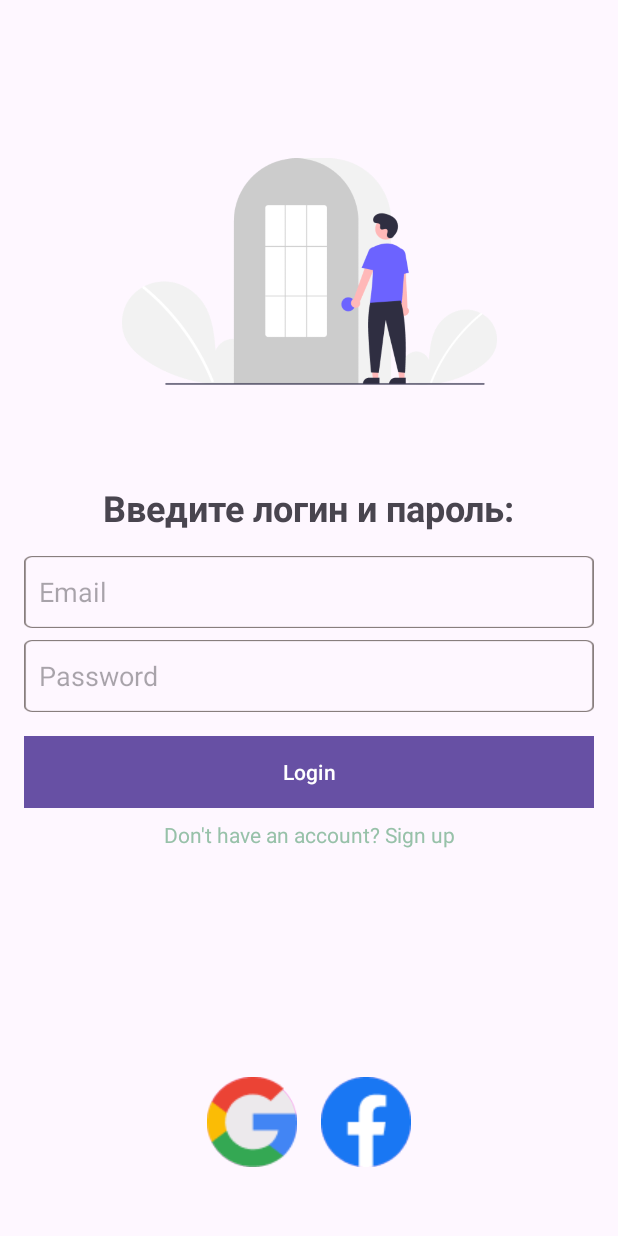
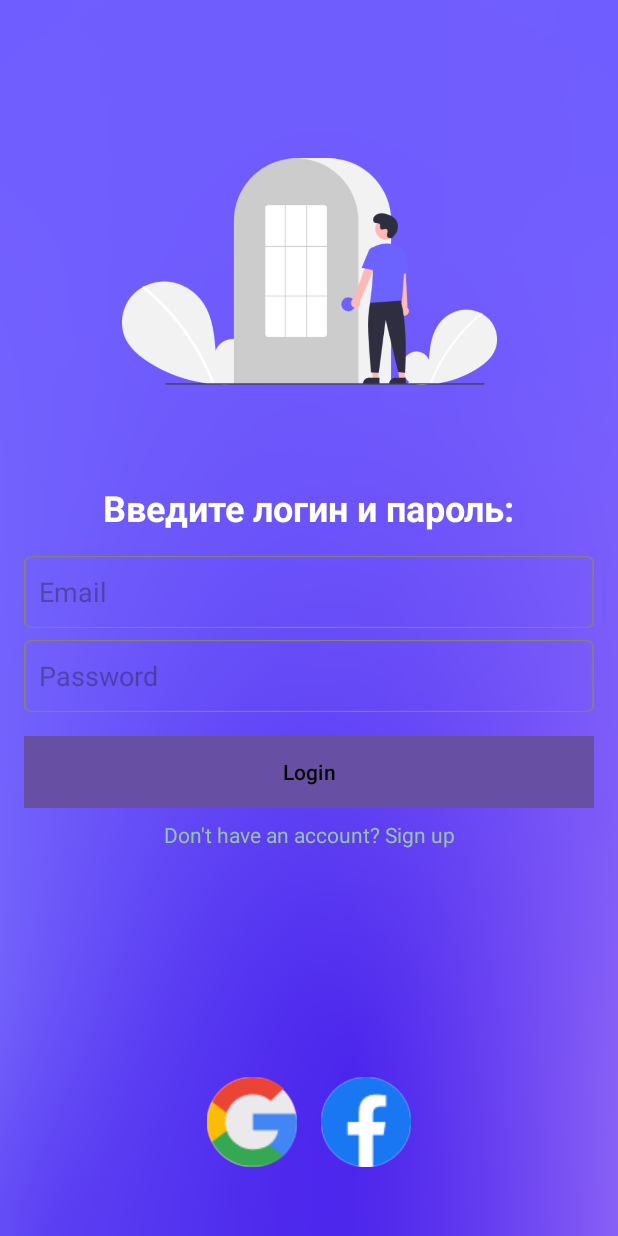
Before and after one commit to pugaciova/KidCodeMentorApp, an Android app: the LoginActivity screen opened directly, with no data from a screen before it, on a phone screen of 412 x 824 dp. Run offline under Robolectric (Android 15) with nearby library versions, the phone set to English and light mode, and no system bars.

Commit message:
modified activity_main and activity_login adding background

```diff
--- a/app/src/main/res/layout/activity_login.xml
+++ b/app/src/main/res/layout/activity_login.xml
@@ -6,7 +6,9 @@
     android:layout_width="match_parent"
     android:layout_height="match_parent"
     android:padding="16dp"
-    tools:context=".LoginActivity">
+    tools:context=".LoginActivity"
+    android:background="@drawable/background"
+    android:gravity="center">
 
     <ImageView
         android:id="@+id/logo"
@@ -24,6 +26,7 @@
         android:layout_width="wrap_content"
         android:layout_height="wrap_content"
         android:text="Введите логин и пароль:"
+        android:textColor="@android:color/white"
         android:textSize="24sp"
         android:textStyle="bold"
         app:layout_constraintTop_toBottomOf="@id/logo"
@@ -37,6 +40,7 @@
         android:layout_height="48dp"
         android:hint="Email"
         android:background="@drawable/edittext_background"
+        android:textColor="@android:color/white"
         android:padding="10dp"
         app:layout_constraintTop_toBottomOf="@id/welcomeText"
         app:layout_constraintStart_toStartOf="parent"
@@ -49,6 +53,7 @@
         android:layout_height="48dp"
         android:hint="Password"
         android:background="@drawable/edittext_background"
+        android:textColor="@android:color/white"
         android:padding="10dp"
         app:layout_constraintTop_toBottomOf="@id/emailInput"
         app:layout_constraintStart_toStartOf="parent"
@@ -61,7 +66,7 @@
         android:layout_height="wrap_content"
         android:text="Login"
         android:background="@color/colorButton"
-        android:textColor="@android:color/white"
+        android:textColor="@android:color/black"
         app:layout_constraintTop_toBottomOf="@id/passwordInput"
         app:layout_constraintStart_toStartOf="parent"
         app:layout_constraintEnd_toEndOf="parent"
```
Also changed, not shown: app/src/main/res/layout/activity_main.xml (+5 -4 lines), app/src/main/res/drawable/background.png (added).
